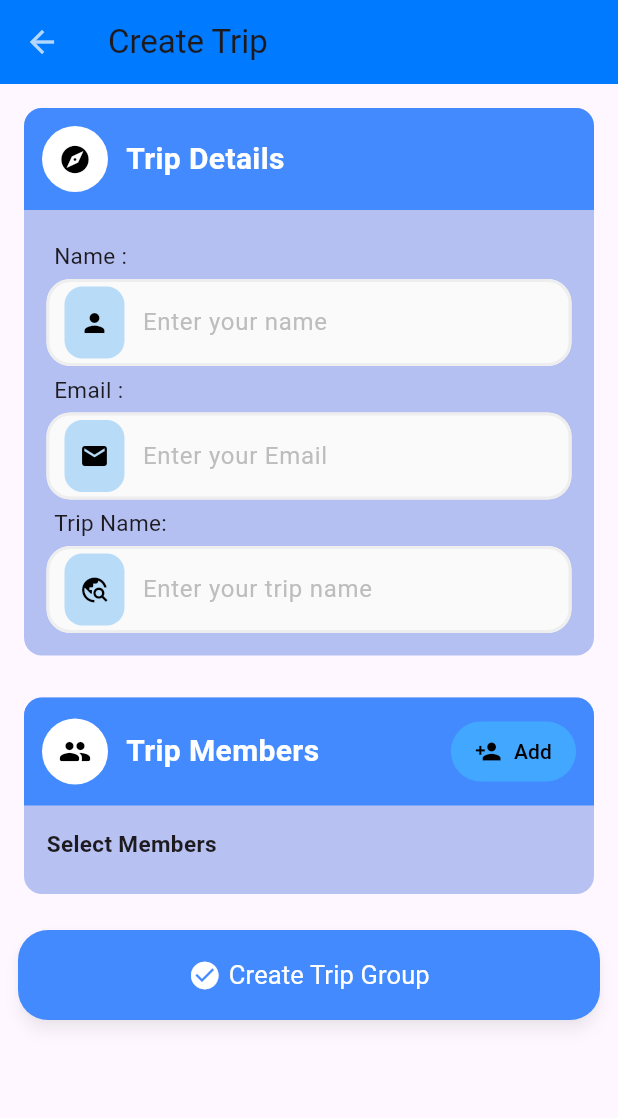
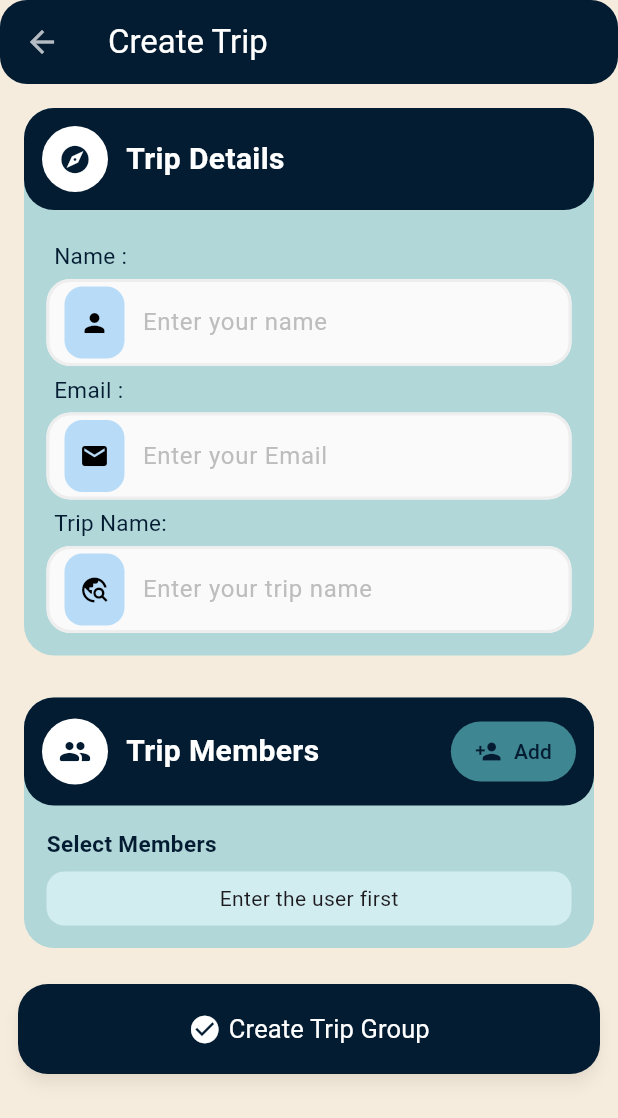
Before and after one commit to mannpadhiar/Trip-Expense-Management-App, a Flutter app: the CreateTripPage screen opened directly, on a phone screen of 412 x 824 dp. Shown: the top 1118 px of the screen. Run offline on Flutter 3.47's test engine with Material 3 defaults, Android fonts, the phone set to English and light mode, and no system bars; our stand-ins replace loading_animation_widget, skeletonizer, sqflite; accounts and stored records are empty.

```diff
--- a/lib/frontend/pages/create_trip_page.dart
+++ b/lib/frontend/pages/create_trip_page.dart
@@ -15,6 +15,9 @@ class CreateTripPage extends StatefulWidget {
 }
 
 class _CreateTripPageState extends State<CreateTripPage> {
+
+  Color primaryColor = Color(0xff041C32);
+  Color secondaryColor = Color(0xff4DA1A9);
 
   final TextEditingController _groupName = TextEditingController();
   final TextEditingController _createByName = TextEditingController();
@@ -130,7 +133,8 @@ class _CreateTripPageState extends State<CreateTripPage> {
   @override
   Widget build(BuildContext context) {
     return Scaffold(
-      appBar: AppBar(title: Text('Create Trip'),backgroundColor: CupertinoColors.link,),
+      backgroundColor: Color(0xfff6ecdd),
+      appBar: AppBar(title: Text('Create Trip',style: TextStyle(color: Colors.white),),backgroundColor: primaryColor,shape: RoundedRectangleBorder(borderRadius: BorderRadius.circular(18)),),
       body: SafeArea(
         child: SingleChildScrollView(
           child: Padding(
@@ -143,7 +147,7 @@ class _CreateTripPageState extends State<CreateTripPage> {
                 SizedBox(height: 20,),
                 ElevatedButton(
                   style: ElevatedButton.styleFrom(
-                    backgroundColor: Colors.blueAccent,
+                    backgroundColor: primaryColor,
                     padding: const EdgeInsets.symmetric(vertical: 18),
                     shape: RoundedRectangleBorder(
                       borderRadius: BorderRadius.circular(20),
@@ -171,19 +175,27 @@ class _CreateTripPageState extends State<CreateTripPage> {
     );
   }
 
-  Widget _tripDetailsCard(){
+  Widget _tripDetailsCard() {
     return Card(
       elevation: 0,
-      color: Color(0xc5a0b0ee),
-      shape: OutlineInputBorder(borderRadius: BorderRadius.all(Radius.circular(12)),borderSide: BorderSide.none),
+      color: Color(0xffb1d7d9),
+      shape: OutlineInputBorder(
+        borderRadius: BorderRadius.all(Radius.circular(20)),
+        borderSide: BorderSide.none,
+      ),
       child: Column(
         children: [
-          //trip details card details
+          // trip details card header
           Container(
             padding: EdgeInsets.all(12),
             decoration: BoxDecoration(
-              color: Colors.blueAccent,
-              borderRadius: BorderRadius.only(topLeft: Radius.circular(12),topRight: Radius.circular(12)),
+              color: primaryColor,
+              borderRadius: BorderRadius.only(
+                topLeft: Radius.circular(20),
+                topRight: Radius.circular(20),
+                bottomRight: Radius.circular(20),
+                bottomLeft: Radius.circular(20),
+              ),
             ),
             child: Row(
               children: [
@@ -192,78 +204,112 @@ class _CreateTripPageState extends State<CreateTripPage> {
                   radius: 22,
                   child: Icon(
                     Icons.explore,
-                    color: Colors.black,
+                    color: primaryColor,
                     size: 22,
                   ),
                 ),
-                const SizedBox(width: 12,),
-                Text('Trip Details',style: TextStyle(fontSize: 20,fontWeight: FontWeight.bold,color: Colors.white),),
+                const SizedBox(width: 12),
+                Text(
+                  'Trip Details',
+                  style: TextStyle(
+                    fontSize: 20,
+                    fontWeight: FontWeight.bold,
+                    color: Colors.white,
+                  ),
+                ),
               ],
             ),
           ),
+
+          // form content
           Padding(
             padding: const EdgeInsets.all(15.0),
             child: Column(
               mainAxisAlignment: MainAxisAlignment.start,
               crossAxisAlignment: CrossAxisAlignment.start,
               children: [
-                //user name
+                // user name
                 Padding(
                   padding: const EdgeInsets.all(5.0),
-                  child: Text('Name : ',style: TextStyle(fontSize: 15),),
+                  child: Text(
+                    'Name : ',
+                    style: TextStyle(fontSize: 15, color: Color(0xff041C32)),
+                  ),
                 ),
                 TextFormField(
                   controller: _createByName,
-                  decoration: buildInputDecoration('Enter your name',Icons.person),
+                  decoration: buildInputDecoration(
+                    'Enter your name',
+                    Icons.person,
+                  ),
                 ),
 
-                //user email
+                // user email
                 Padding(
                   padding: const EdgeInsets.all(5.0),
-                  child: Text('Email : ',style: TextStyle(fontSize: 15),),
+                  child: Text(
+                    'Email : ',
+                    style: TextStyle(fontSize: 15, color: Color(0xff041C32)),
+                  ),
                 ),
                 TextFormField(
                   controller: _createByEmail,
-                  decoration: buildInputDecoration('Enter your Email',Icons.email),
+                  decoration: buildInputDecoration(
+                    'Enter your Email',
+                    Icons.email,
+                  ),
                 ),
 
-                //trip name
+                // trip name
                 Padding(
                   padding: const EdgeInsets.all(5.0),
-                  child: Text('Trip Name:',style: TextStyle(fontSize: 15),),
+                  child: Text(
+                    'Trip Name:',
+                    style: TextStyle(fontSize: 15, color: Color(0xff041C32)),
+                  ),
                 ),
                 TextFormField(
                   controller: _groupName,
-                  decoration: buildInputDecoration('Enter your trip name',Icons.travel_explore),
+                  decoration: buildInputDecoration(
+                    'Enter your trip name',
+                    Icons.travel_explore,
+                  ),
                 ),
               ],
             ),
-          )
+          ),
         ],
       ),
     );
   }
 
-  Widget _tripMembersCard(){
+  Widget _tripMembersCard() {
     return Card(
       elevation: 0,
-      color: Color(0xc5a4b3ee),
-      shape: OutlineInputBorder(borderRadius: BorderRadius.all(Radius.circular(12)),borderSide: BorderSide.none),
+      color: Color(0xffb1d7d9),
+      shape: OutlineInputBorder(
+        borderRadius: BorderRadius.all(Radius.circular(20)),
+        borderSide: BorderSide.none,
+      ),
       child: Column(
         mainAxisAlignment: MainAxisAlignment.start,
         crossAxisAlignment: CrossAxisAlignment.start,
         children: [
-          //trip members card details
+          // Header
           Container(
             padding: EdgeInsets.all(12),
             decoration: BoxDecoration(
-              color: Colors.blueAccent,
-              borderRadius: BorderRadius.only(topLeft: Radius.circular(12),topRight: Radius.circular(12)),
+              color: primaryColor,
+              borderRadius: BorderRadius.only(
+                topLeft: Radius.circular(20),
+                topRight: Radius.circular(20),
+                bottomRight: Radius.circular(20),
+                bottomLeft: Radius.circular(20),
+              ),
             ),
             child: Row(
               mainAxisAlignment: MainAxisAlignment.spaceBetween,
               children: [
-                //for icon and text
                 Row(
                   children: [
                     CircleAvatar(
@@ -271,15 +317,21 @@ class _CreateTripPageState extends State<CreateTripPage> {
                       radius: 22,
                       child: Icon(
                         Icons.group_rounded,
-                        color: Colors.black,
+                        color: primaryColor,
                         size: 22,
                       ),
                     ),
-                    const SizedBox(width: 12,),
-                    Text('Trip Members',style: TextStyle(fontSize: 20,fontWeight: FontWeight.bold,color: Colors.white),),
+                    const SizedBox(width: 12),
+                    Text(
+                      'Trip Members',
+                      style: TextStyle(
+                        fontSize: 20,
+                        fontWeight: FontWeight.bold,
+                        color: Colors.white,
+                      ),
+                    ),
                   ],
                 ),
-
                 AnimatedSwitcher(
                   duration: Duration(milliseconds: 200),
                   switchInCurve: Curves.easeInQuad,
@@ -291,11 +343,16 @@ class _CreateTripPageState extends State<CreateTripPage> {
                         _isAddingUser = !_isAddingUser;
                       });
                     },
-                    icon: _isAddingUser?Icon(Icons.close,color: Colors.black,):Icon(Icons.person_add,color: Colors.black,),
-                    label: Text(_isAddingUser?'Cancel':'Add',style: TextStyle(color:Colors.black),),
+                    icon: _isAddingUser
+                        ? Icon(Icons.close, color: primaryColor)
+                        : Icon(Icons.person_add, color: primaryColor),
+                    label: Text(
+                      _isAddingUser ? 'Cancel' : 'Add',
+                      style: TextStyle(color: primaryColor),
+                    ),
                     style: TextButton.styleFrom(
                       padding: const EdgeInsets.symmetric(horizontal: 16, vertical: 8),
-                      backgroundColor: Colors.lightBlueAccent.withOpacity(0.5),
+                      backgroundColor: Color(0xff4DA1A9).withOpacity(0.8),
                       shape: RoundedRectangleBorder(
                         borderRadius: BorderRadius.circular(30),
                       ),
@@ -306,136 +363,166 @@ class _CreateTripPageState extends State<CreateTripPage> {
             ),
           ),
 
-          //add new user part
+          // Add new user section
           AnimatedCrossFade(
-            firstChild: SizedBox(height: 0,),
+            firstChild: SizedBox(height: 0),
             secondChild: _tripMemberCardAddUser(),
-            crossFadeState: _isAddingUser? CrossFadeState.showSecond:CrossFadeState.showFirst,
-            duration: Duration(milliseconds: 300)
+            crossFadeState:
+            _isAddingUser ? CrossFadeState.showSecond : CrossFadeState.showFirst,
+            duration: Duration(milliseconds: 300),
           ),
 
-          //list of members
+          // User list section
           Padding(
             padding: const EdgeInsets.all(15.0),
             child: Column(
               mainAxisAlignment: MainAxisAlignment.start,
               crossAxisAlignment: CrossAxisAlignment.start,
               children: [
-                Text('Select Members',style: TextStyle(fontSize: 15,fontWeight: FontWeight.bold),),
-                SizedBox(height: 8,),
+                Text(
+                  'Select Members',
+                  style: TextStyle(
+                    fontSize: 15,
+                    fontWeight: FontWeight.bold,
+                    color: primaryColor,
+                  ),
+                ),
+                SizedBox(height: 8),
                 Container(
                   decoration: BoxDecoration(
                     borderRadius: BorderRadius.all(Radius.circular(12)),
-                    color: Color(0xa3a0b0ee),
+                    color: Color(0xffd2edf0),
                   ),
-                  child: ClipRRect(
+                  child:_users.isEmpty ? Padding(
+                    padding: const EdgeInsets.all(8.0),
+                    child: Center(child: Text('Enter the user first')),
+                  ) :  ClipRRect(
                     borderRadius: BorderRadius.all(Radius.circular(12)),
-                    child: ListView.separated(
+                    child:ListView.separated(
                       shrinkWrap: true,
                       itemCount: _users.length,
                       itemBuilder: (context, index) {
                         final user = _users[index];
                         return ListTile(
                           leading: CircleAvatar(
-                            backgroundColor: Colors.blueAccent,
+                            backgroundColor: Color(0xff4DA1A9),
                             child: Text(
                               user['userName']![0].toUpperCase(),
-                              style: TextStyle(color: Colors.white,fontWeight: FontWeight.bold),
+                              style: TextStyle(
+                                color: Colors.white,
+                                fontWeight: FontWeight.bold,
+                              ),
                             ),
                           ),
-                          title: Text(user['userName'],style: TextStyle(fontWeight: FontWeight.w600),),
-                          subtitle: Text(user['userEmail']),
+                          title: Text(
+                            user['userName'],
+                            style: TextStyle(
+                              fontWeight: FontWeight.w600,
+                              color: Color(0xff041C32),
+                            ),
+                          ),
+                          subtitle: Text(
+                            user['userEmail'],
+                            style: TextStyle(color: Color(0xff3b7f84)),
+                          ),
                           trailing: Checkbox(
                             value: _selectedMembers.contains(user['userId']),
                             onChanged: (value) {
-                              if(value == true){
-                                setState(() {
+                              setState(() {
+                                if (value == true) {
                                   _selectedMembers.add(user['userId']);
-                                });
-                              }else{
-                                setState(() {
+                                } else {
                                   _selectedMembers.remove(user['userId']);
-                                });
-                              }
+                                }
+                              });
                             },
-                            activeColor: Colors.blue,
-                            checkColor: Colors.black,
+                            activeColor: Color(0xff4DA1A9),
+                            checkColor: Colors.white,
                             shape: RoundedRectangleBorder(
-                              borderRadius: BorderRadius.circular(5 ),
+                              borderRadius: BorderRadius.circular(5),
                             ),
                           ),
                         );
                       },
                       separatorBuilder: (context, index) => Divider(
                         height: 1,
-                        color: Colors.blue.withOpacity(0.3),
+                        color: Color(0xff4DA1A9).withOpacity(0.3),
                         indent: 16,
                         endIndent: 16,
                       ),
                     ),
-                  )
-                )
+                  ),
+                ),
               ],
             ),
-          )
+          ),
         ],
       ),
     );
   }
 
-  Widget _tripMemberCardAddUser(){
+  Widget _tripMemberCardAddUser() {
     return Padding(
       padding: const EdgeInsets.all(15.0),
       child: Container(
         padding: EdgeInsets.all(12),
         decoration: BoxDecoration(
           borderRadius: BorderRadius.all(Radius.circular(12)),
-          color: Color(0xbd5483ec)
+          color: Color(0xffc7e9ec),
         ),
         child: Column(
-          mainAxisAlignment: MainAxisAlignment.start,
           crossAxisAlignment: CrossAxisAlignment.start,
           children: [
-            //user name
+            // user name
             Padding(
               padding: const EdgeInsets.all(5.0),
-              child: Text('Name : ',style: TextStyle(fontSize: 15),),
+              child: Text(
+                'Name : ',
+                style: TextStyle(fontSize: 15, color: primaryColor),
+              ),
             ),
             TextFormField(
               controller: _newUserName,
-              decoration: buildInputDecoration('Enter your name',Icons.person),
+              decoration: buildInputDecoration('Enter your name', Icons.person),
             ),
-            SizedBox(height: 3,),
-            //user email
+            SizedBox(height: 3),
+            // user email
             Padding(
               padding: const EdgeInsets.all(5.0),
-              child: Text('Email : ',style: TextStyle(fontSize: 15),),
+              child: Text(
+                'Email : ',
+                style: TextStyle(fontSize: 15, color: primaryColor),
+              ),
             ),
             TextFormField(
               controller: _newUserEmail,
-              decoration: buildInputDecoration('Enter your Email',Icons.email),
+              decoration: buildInputDecoration('Enter your Email', Icons.email),
             ),
-            SizedBox(height: 30,),
+            SizedBox(height: 30),
 
-            //new user add button
+            // button
             Row(
               mainAxisAlignment: MainAxisAlignment.center,
               children: [
                 ElevatedButton(
-                  onPressed: () async{
+                  onPressed: () async {
                     showDialog(
                       context: context,
-                      builder: (context) => Center(child: LoadingAnimationWidget.fourRotatingDots(
-                        color: CupertinoColors.link,
-                        size: 24,
-                      ),),
+                      builder: (context) => Center(
+                        child: LoadingAnimationWidget.fourRotatingDots(
+                          color: CupertinoColors.link,
+                          size: 24,
+                        ),
+                      ),
                     );
-                    if(_newUserEmail.text.isNotEmpty && _newUserName.text.isNotEmpty){
-                      final id = await apiService.addUser(_newUserName.text, _newUserEmail.text);
+                    if (_newUserEmail.text.isNotEmpty &&
+                        _newUserName.text.isNotEmpty) {
+                      final id = await apiService.addUser(
+                          _newUserName.text, _newUserEmail.text);
                       await sqlDatabase.addDataUserSqlDatabase({
-                        'userId' : id,
-                        'userName' : _newUserName.text,
-                        'userEmail' : _newUserEmail.text
+                        'userId': id,
+                        'userName': _newUserName.text,
+                        'userEmail': _newUserEmail.text,
                       });
                       _newUserEmail.clear();
                       _newUserName.clear();
@@ -443,16 +530,19 @@ class _CreateTripPageState extends State<CreateTripPage> {
                         _isAddingUser = false;
                       });
                       getUsersFromSqlDatabase();
-                    }
-                    else{
-                      if(_newUserEmail.text.isEmpty){
+                    } else {
+                      if (_newUserEmail.text.isEmpty) {
                         showScaffoldMessenger('Enter your name', Colors.red);
-                      }else{
+                      } else {
                         showScaffoldMessenger('Enter your Email', Colors.red);
                       }
                     }
                     Navigator.of(context).pop();
                   },
+                  style: ElevatedButton.styleFrom(
+                    backgroundColor: Color(0xff4DA1A9),
+                    foregroundColor: Colors.white,
+                  ),
                   child: Text('Add User'),
                 ),
               ],
@@ -462,4 +552,5 @@ class _CreateTripPageState extends State<CreateTripPage> {
       ),
     );
   }
+
 }
--- a/lib/frontend/pages/home_page.dart
+++ b/lib/frontend/pages/home_page.dart
@@ -494,7 +494,7 @@ class _HomePageState extends State<HomePage> {
                                   child: Container(
                                     padding: EdgeInsets.all(12),
                                     decoration: BoxDecoration(
-                                      color: Colors.white,
+                                      color: Color(0xffe8e2da),
                                       boxShadow: [
                                         BoxShadow(
                                           color: Colors.black12,
@@ -517,14 +517,16 @@ class _HomePageState extends State<HomePage> {
                                               style: TextStyle(
                                                 fontSize: 18,
                                                 fontWeight: FontWeight.w500,
+                                                color: Color(0xff041c32)
                                               ),
                                             ),
                                             ///members
                                             Row(
                                               children: [
-                                                Icon(Icons.group,size: 18,color: Colors.black54),
+                                                Icon(Icons.group,size: 18,color: Color(
+                                                    0xff2c1b03)),
                                                 SizedBox(width: 3,),
-                                                Text('4 members',style: TextStyle(color: Colors.black54),),
+                                                Text('4 members',style: TextStyle(color: Color(0xff4b4b4b)),),
                                               ],
                                             )
                                           ],
--- a/lib/frontend/pages/main_chat_page.dart
+++ b/lib/frontend/pages/main_chat_page.dart
@@ -588,10 +588,8 @@ class _MainChatPageState extends State<MainChatPage>
                     });
                     print('User selected : $_userSelectFromButton');
                   },
-                  itemBuilder:
-                      (BuildContext context) =>
-                      List.from(_tripInformation['members'])
-                          .map(
+                  itemBuilder: (BuildContext context) =>
+                      List.from(_tripInformation['members']).map(
                           (item) => PopupMenuItem<String>(
                         value: item['_id'],
                         onTap: () {
@@ -601,7 +599,7 @@ class _MainChatPageState extends State<MainChatPage>
                         },
                         child: Container(
                           decoration: BoxDecoration(
-                              color: Colors.blue[100],
+                            color: Color(0xd84da1a9),
                             borderRadius: BorderRadius.all(
                               Radius.circular(40),
                             ),
@@ -613,26 +611,26 @@ class _MainChatPageState extends State<MainChatPage>
                             CrossAxisAlignment.center,
                             children: [
                               CircleAvatar(
-                                  backgroundColor: Colors.blue[200],
+                                backgroundColor: primaryColor,
                                 radius: 20,
                                 child: Text(
                                   item['name'][0].toUpperCase(),
                                   style: TextStyle(
                                     fontWeight: FontWeight.w500,
+                                    color: Colors.white
                                   ),
                                 ),
                               ),
                               SizedBox(width: 3),
                               Text(
                                 item['name'],
-                                  style: TextStyle(fontSize: 14),
+                                style: TextStyle(fontSize: 14,color: Colors.black),
                               ),
                             ],
                           ),
                         ),
                       ),
-                      )
-                          .toList(),
+                    ).toList(),
                 ),
 
                 // InkWell(
```
Also changed, not shown: 1 other file. Lines whose indentation alone changed are shown as unchanged.
